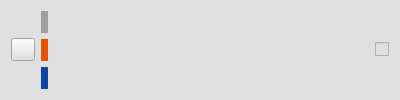
Qt form cartitemwidget.ui (mozali1386-alt/Ketab_e_Man) before a commit.
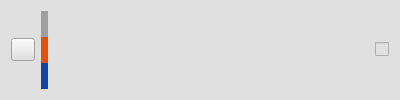
The same form after that commit. Icons and pictures are not drawn.

```diff
--- a/cartitemwidget.ui
+++ b/cartitemwidget.ui
@@ -47,6 +47,9 @@
    </item>
    <item>
     <layout class="QVBoxLayout" name="verticalLayout_2">
+     <property name="spacing">
+      <number>0</number>
+     </property>
      <item>
       <widget class="QLabel" name="label_priceasli">
        <property name="font">
```
